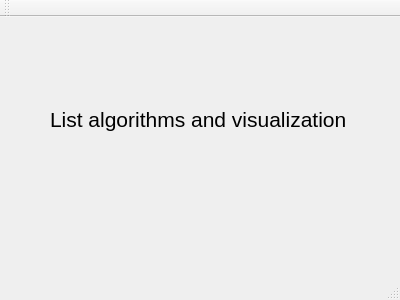
Qt form app/main_window.ui (AndLvovSky/list-algorithms-and-visualization) before a commit.
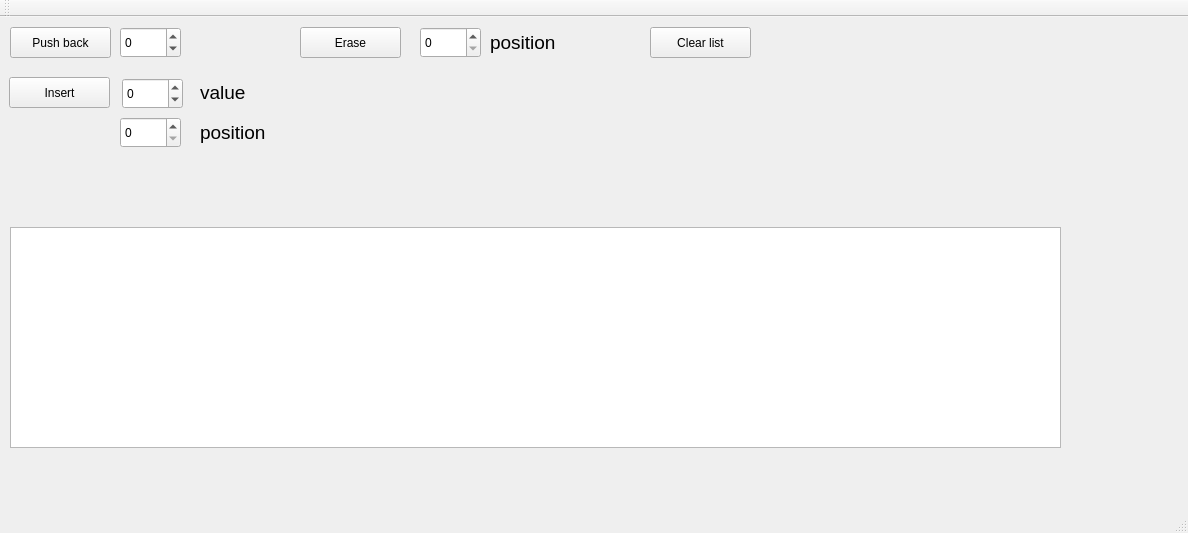
The same form after that commit.

Diff of the .ui file:
```diff
--- a/app/main_window.ui
+++ b/app/main_window.ui
@@ -6,30 +6,186 @@
    <rect>
     <x>0</x>
     <y>0</y>
-    <width>400</width>
-    <height>300</height>
+    <width>1188</width>
+    <height>533</height>
    </rect>
   </property>
   <property name="windowTitle">
    <string>MainWindow</string>
   </property>
   <widget class="QWidget" name="centralWidget">
-   <widget class="QLabel" name="label">
+   <widget class="QGraphicsView" name="graphicsView">
     <property name="geometry">
      <rect>
-      <x>50</x>
-      <y>90</y>
-      <width>297</width>
-      <height>25</height>
+      <x>10</x>
+      <y>210</y>
+      <width>1051</width>
+      <height>221</height>
      </rect>
     </property>
+    <property name="minimumSize">
+     <size>
+      <width>1000</width>
+      <height>200</height>
+     </size>
+    </property>
+   </widget>
+   <widget class="QPushButton" name="pushBackButton">
+    <property name="geometry">
+     <rect>
+      <x>10</x>
+      <y>10</y>
+      <width>101</width>
+      <height>31</height>
+     </rect>
+    </property>
+    <property name="text">
+     <string>Push back</string>
+    </property>
+   </widget>
+   <widget class="QSpinBox" name="pushBackField">
+    <property name="geometry">
+     <rect>
+      <x>120</x>
+      <y>10</y>
+      <width>61</width>
+      <height>31</height>
+     </rect>
+    </property>
+    <property name="minimum">
+     <number>-100000</number>
+    </property>
+    <property name="maximum">
+     <number>100000</number>
+    </property>
+   </widget>
+   <widget class="QPushButton" name="insertButton">
+    <property name="geometry">
+     <rect>
+      <x>9</x>
+      <y>60</y>
+      <width>101</width>
+      <height>31</height>
+     </rect>
+    </property>
+    <property name="text">
+     <string>Insert</string>
+    </property>
+   </widget>
+   <widget class="QSpinBox" name="insertValueField">
+    <property name="geometry">
+     <rect>
+      <x>122</x>
+      <y>61</y>
+      <width>61</width>
+      <height>31</height>
+     </rect>
+    </property>
+    <property name="minimum">
+     <number>-100000</number>
+    </property>
+    <property name="value">
+     <number>0</number>
+    </property>
+   </widget>
+   <widget class="QLabel" name="valueLabel">
+    <property name="geometry">
+     <rect>
+      <x>200</x>
+      <y>60</y>
+      <width>61</width>
+      <height>31</height>
+     </rect>
+    </property>
     <property name="font">
      <font>
-      <pointsize>16</pointsize>
+      <pointsize>14</pointsize>
      </font>
     </property>
     <property name="text">
-     <string>List algorithms and visualization</string>
+     <string>value</string>
+    </property>
+   </widget>
+   <widget class="QLabel" name="positionLabel">
+    <property name="geometry">
+     <rect>
+      <x>200</x>
+      <y>100</y>
+      <width>71</width>
+      <height>31</height>
+     </rect>
+    </property>
+    <property name="font">
+     <font>
+      <pointsize>14</pointsize>
+     </font>
+    </property>
+    <property name="text">
+     <string>position</string>
+    </property>
+   </widget>
+   <widget class="QSpinBox" name="insertPositionField">
+    <property name="geometry">
+     <rect>
+      <x>120</x>
+      <y>100</y>
+      <width>61</width>
+      <height>31</height>
+     </rect>
+    </property>
+   </widget>
+   <widget class="QPushButton" name="clearButton">
+    <property name="geometry">
+     <rect>
+      <x>650</x>
+      <y>10</y>
+      <width>101</width>
+      <height>31</height>
+     </rect>
+    </property>
+    <property name="text">
+     <string>Clear list</string>
+    </property>
+   </widget>
+   <widget class="QPushButton" name="eraseButton">
+    <property name="geometry">
+     <rect>
+      <x>300</x>
+      <y>10</y>
+      <width>101</width>
+      <height>31</height>
+     </rect>
+    </property>
+    <property name="text">
+     <string>Erase</string>
+    </property>
+   </widget>
+   <widget class="QSpinBox" name="erasePositionField">
+    <property name="geometry">
+     <rect>
+      <x>420</x>
+      <y>10</y>
+      <width>61</width>
+      <height>31</height>
+     </rect>
+    </property>
+   </widget>
+   <widget class="QLabel" name="positionLabel_2">
+    <property name="geometry">
+     <rect>
+      <x>490</x>
+      <y>10</y>
+      <width>71</width>
+      <height>31</height>
+     </rect>
+    </property>
+    <property name="font">
+     <font>
+      <pointsize>14</pointsize>
+     </font>
+    </property>
+    <property name="text">
+     <string>position</string>
     </property>
    </widget>
   </widget>
```
Left out of the diff: 4 changed lines with no effect on the pictures.
